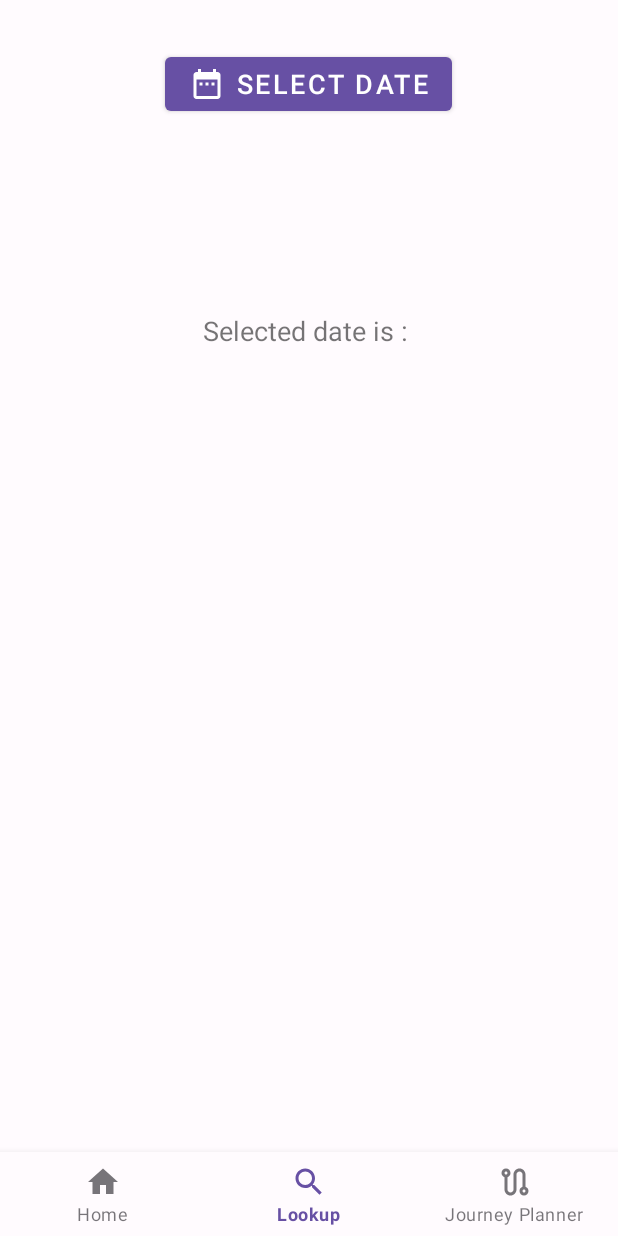
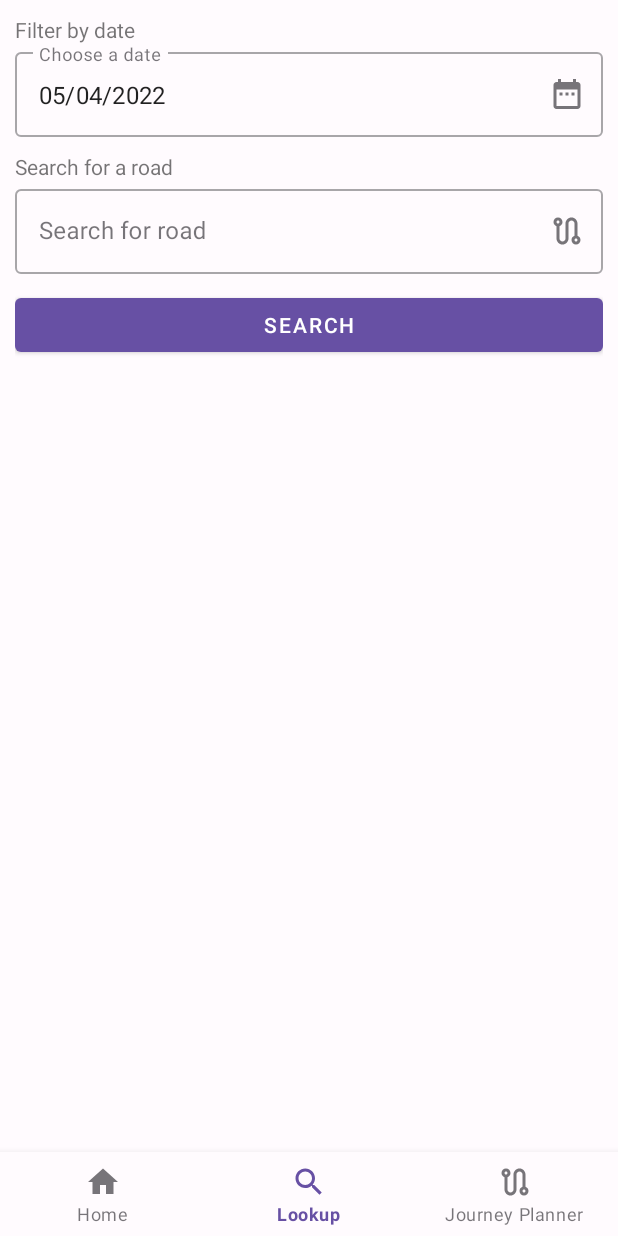
Before and after one commit to J-JohnWills/TrafficScotland, an Android app: the LookupController screen opened through its navigation route, on a phone screen of 412 x 824 dp. Run offline under Robolectric (Android 15) with nearby library versions, the phone set to English and light mode, and no system bars; our stand-ins replace navigation-ui; 3 statements that could not run were skipped.

Commit message:
Misc changes and fixes in project

```diff
--- a/app/src/main/java/jjwilliams/trafficscotland/controllers/HomeController.java
+++ b/app/src/main/java/jjwilliams/trafficscotland/controllers/HomeController.java
@@ -25,6 +25,7 @@ import java.util.stream.Collectors;
 
 import jjwilliams.trafficscotland.R;
 import jjwilliams.trafficscotland.adapters.HomeListAdapter;
+import jjwilliams.trafficscotland.adapters.TestAdapter;
 import jjwilliams.trafficscotland.data.TrafficScotlandController;
 import jjwilliams.trafficscotland.models.TrafficScotlandFeed;
 import jjwilliams.trafficscotland.models.TrafficScotlandItem;
@@ -109,14 +110,17 @@ public class HomeController extends Fragment {
 
         trafficScotlandFeed = controller.getPlannedRoadworks();
         trafficScotlandItems.addAll(trafficScotlandFeed.getTrafficScotlandItems());
+
+        Log.e("yo", trafficScotlandItems.toString());
       } catch (Exception e) {
         e.printStackTrace();
       }
 
       handler.post(() -> {
-        // Ui thread
         HomeListAdapter adapter = new HomeListAdapter(this.getContext(), trafficScotlandItems);
         listView.setAdapter(adapter);
+//        TestAdapter testAdapter = new TestAdapter(this.getContext(), trafficScotlandItems);
+//        listView.setAdapter(testAdapter);
       });
     });
   }
--- a/app/src/main/java/jjwilliams/trafficscotland/controllers/LookupController.java
+++ b/app/src/main/java/jjwilliams/trafficscotland/controllers/LookupController.java
@@ -2,57 +2,88 @@ package jjwilliams.trafficscotland.controllers;
 
 // Jamie Williams : S2029548
 
-import android.annotation.SuppressLint;
 import android.os.Bundle;
 import android.view.LayoutInflater;
 import android.view.View;
 import android.view.ViewGroup;
 import android.widget.Button;
-import android.widget.TextView;
+import android.widget.ListView;
+import android.widget.Toast;
+import android.widget.ViewSwitcher;
 
 import androidx.annotation.NonNull;
 import androidx.fragment.app.Fragment;
 
+import com.google.android.material.datepicker.CalendarConstraints;
 import com.google.android.material.datepicker.MaterialDatePicker;
 import com.google.android.material.datepicker.MaterialPickerOnPositiveButtonClickListener;
+import com.google.android.material.textfield.TextInputEditText;
+
+import java.text.SimpleDateFormat;
+import java.util.Calendar;
+import java.util.Date;
+import java.util.Locale;
+import java.util.TimeZone;
 
 import jjwilliams.trafficscotland.R;
+import jjwilliams.trafficscotland.helpers.DatePickerHelper;
 
 public class LookupController extends Fragment {
 
-  private Button pickDateButton;
-  private TextView showSelectedDateText;
+
+  // Layout
+  private ViewSwitcher viewSwitcher;
+  // View 1
+  private Button searchButton;
+  private TextInputEditText dateInput;
+  // View 2
+  private Button returnbutton;
+  private ListView listView;
 
   public View onCreateView(@NonNull LayoutInflater inflater,
                            ViewGroup container, Bundle savedInstanceState) {
 
     View root = inflater.inflate(R.layout.fragment_lookup, container, false);
+    // Layout
+    viewSwitcher = root.findViewById(R.id.lookup_view_switch);
+    // View 1
+    searchButton = root.findViewById(R.id.lookup_button_search);
+    dateInput = root.findViewById(R.id.lookup_date_field);
 
-    // Register the textview and button
-    pickDateButton = root.findViewById(R.id.pick_date_button);
-    showSelectedDateText = root.findViewById(R.id.show_selected_date);
 
-    // Create instance of material date picker builder
-    MaterialDatePicker.Builder materialDateBuilder = MaterialDatePicker.Builder.datePicker();
+    // View 2
+    returnbutton = root.findViewById(R.id.lookup_button_return);
+    listView = root.findViewById(R.id.lookup_list_view);
 
-    // Define the properties of the materialDateBuilder
-    materialDateBuilder.setTitleText("SELECT A DATE");
+    // DatePicker
+    DatePickerHelper pickerHelper = new DatePickerHelper(dateInput);
+    MaterialDatePicker<Long> datePicker = pickerHelper.buildPicker(dateInput);
+    dateInput.setText(pickerHelper.today());
 
-    // create instance of the datePicker
-    final MaterialDatePicker materialDatePicker = materialDateBuilder.build();
+    // OnClicks
+    searchButton.setOnClickListener(view -> viewSwitcher.showNext());
 
-    // handle select date button which opens the date picker
-    pickDateButton.setOnClickListener(new View.OnClickListener() {
-      @Override
-      public void onClick(View view) {
-        // getSupportFragmentManager()
-        materialDatePicker.show(getParentFragmentManager(), "Date picker");
+    returnbutton.setOnClickListener(view -> viewSwitcher.showPrevious());
+
+    dateInput.setOnClickListener(view -> datePicker.show(getParentFragmentManager(), "Date Picker"));
+
+    datePicker.addOnPositiveButtonClickListener(selection -> {
+      if (pickerHelper.validate(Long.parseLong(selection.toString()))) {
+        String dateString = datePicker.getHeaderText();
+        dateInput.setText(dateString);
+        // TODO: do stuff
+
+      } else {
+        Toast toast = Toast.makeText(getContext(),
+                "Select a date from today onwards",
+                Toast.LENGTH_LONG);
+        toast.show();
       }
     });
 
-    materialDatePicker.addOnPositiveButtonClickListener(selection -> showSelectedDateText.setText("Selected date is : " + materialDatePicker.getHeaderText()));
     return root;
   }
+
 
   @Override
   public void onDestroyView() {
--- /dev/null
+++ b/app/src/main/java/jjwilliams/trafficscotland/helpers/DatePickerHelper.java
@@ -0,0 +1,58 @@
+package jjwilliams.trafficscotland.helpers;
+
+import com.google.android.material.datepicker.CalendarConstraints;
+import com.google.android.material.datepicker.MaterialDatePicker;
+import com.google.android.material.textfield.TextInputEditText;
+
+import java.text.SimpleDateFormat;
+import java.util.Calendar;
+import java.util.Date;
+import java.util.Locale;
+import java.util.TimeZone;
+
+public class DatePickerHelper {
+
+  private TextInputEditText dateInput;
+  private long startDate;
+  private long endDate;
+  private Calendar calendar;
+
+  public DatePickerHelper(TextInputEditText dateInput) {
+    this.dateInput = dateInput;
+  }
+
+  public MaterialDatePicker<Long> buildPicker(TextInputEditText pDateInput) {
+    TextInputEditText dateInput = pDateInput;
+    dateInput.setKeyListener(null);
+
+    // Calender
+    calendar = Calendar.getInstance(Locale.ENGLISH);
+    startDate = calendar.getTimeInMillis();
+    calendar.roll(Calendar.MONTH, 1);
+    endDate = calendar.getTimeInMillis();
+
+    CalendarConstraints.Builder constraintsBuilder = new CalendarConstraints.Builder();
+    constraintsBuilder.setStart(startDate);
+    constraintsBuilder.setEnd(endDate);
+
+    // Datepicker builder
+    MaterialDatePicker.Builder<Long> dateBuilder = MaterialDatePicker.Builder.datePicker();
+    dateBuilder.setTitleText("Choose a date");
+    dateBuilder.setCalendarConstraints(constraintsBuilder.build());
+    dateBuilder.setSelection(startDate);
+
+    // Build and return the datepicker
+    return dateBuilder.build();
+  }
+
+  public String today() {
+    SimpleDateFormat dateFormat = new SimpleDateFormat("dd/MM/yyyy", Locale.ENGLISH);
+//    dateFormat.setTimeZone(TimeZone.getTimeZone("UTC"));
+    Date today = Calendar.getInstance().getTime();
+    return dateFormat.format(today);
+  }
+
+  public boolean validate(long dateToValidate) {
+    return dateToValidate > startDate;
+  }
+}
--- /dev/null
+++ b/app/src/main/res/drawable/ic_baseline_keyboard_return_24.xml
@@ -0,0 +1,10 @@
+<vector xmlns:android="http://schemas.android.com/apk/res/android"
+    android:width="24dp"
+    android:height="24dp"
+    android:viewportWidth="24"
+    android:viewportHeight="24"
+    android:tint="?attr/colorControlNormal">
+  <path
+      android:fillColor="@android:color/white"
+      android:pathData="M19,7v4H5.83l3.58,-3.59L8,6l-6,6 6,6 1.41,-1.41L5.83,13H21V7z"/>
+</vector>
--- a/app/src/main/res/layout/fragment_home.xml
+++ b/app/src/main/res/layout/fragment_home.xml
@@ -6,7 +6,6 @@
     android:layout_width="match_parent"
     android:layout_height="match_parent"
     android:padding="20dp">
-
 
     <com.google.android.material.textview.MaterialTextView
         android:id="@+id/text_view_select_incident_type"
--- a/app/src/main/res/layout/fragment_lookup.xml
+++ b/app/src/main/res/layout/fragment_lookup.xml
@@ -1,30 +1,106 @@
-<?xml version="1.0" encoding="utf-8"?>
-<LinearLayout xmlns:android="http://schemas.android.com/apk/res/android"
+<?xml version="1.0" encoding="utf-8"?><!--Jamie Williams : S2029548-->
+
+<ViewSwitcher xmlns:android="http://schemas.android.com/apk/res/android"
     xmlns:app="http://schemas.android.com/apk/res-auto"
     xmlns:tools="http://schemas.android.com/tools"
+    android:id="@+id/lookup_view_switch"
+    android:layout_width="fill_parent"
+    android:layout_height="fill_parent">
+
+    <androidx.constraintlayout.widget.ConstraintLayout
+        android:id="@+id/lookup_view1"
         android:layout_width="match_parent"
         android:layout_height="match_parent"
         android:orientation="vertical"
+        android:padding="10dp"
         tools:context=".controllers.LookupController">
 
+        <com.google.android.material.textview.MaterialTextView
+            android:id="@+id/lookup_text_view_filter_by_date"
+            android:layout_width="match_parent"
+            android:layout_height="wrap_content"
+            android:text="Filter by date"
+            app:layout_constraintTop_toTopOf="parent" />
+
+        <com.google.android.material.textfield.TextInputLayout
+            android:id="@+id/lookup_date_layout"
+            style="@style/Widget.MaterialComponents.TextInputLayout.OutlinedBox"
+            android:layout_width="match_parent"
+            android:layout_height="wrap_content"
+            app:endIconDrawable="@drawable/ic_baseline_date_range_24"
+            app:endIconMode="custom"
+            app:errorEnabled="false"
+            app:layout_constraintTop_toBottomOf="@+id/lookup_text_view_filter_by_date">
+
+            <com.google.android.material.textfield.TextInputEditText
+                android:id="@+id/lookup_date_field"
+                android:layout_width="match_parent"
+                android:layout_height="wrap_content"
+                android:hint="Choose a date"
+                android:inputType="date"
+                android:singleLine="true"
+                android:visibility="visible" />
+        </com.google.android.material.textfield.TextInputLayout>
+
+        <com.google.android.material.textview.MaterialTextView
+            android:id="@+id/lookup_text_view_search_road"
+            android:layout_width="match_parent"
+            android:layout_height="wrap_content"
+            android:paddingTop="10dp"
+            android:text="Search for a road"
+            app:layout_constraintTop_toBottomOf="@+id/lookup_date_layout" />
+
+        <com.google.android.material.textfield.TextInputLayout
+            android:id="@+id/lookup_search_layout"
+            style="@style/Widget.MaterialComponents.TextInputLayout.OutlinedBox"
+            android:layout_width="match_parent"
+            android:layout_height="wrap_content"
+            app:endIconDrawable="@drawable/outline_route_2_24"
+            app:endIconMode="custom"
+            app:errorEnabled="false"
+            app:layout_constraintTop_toBottomOf="@id/lookup_text_view_search_road">
+
+            <com.google.android.material.textfield.TextInputEditText
+                android:id="@+id/lookup_search_field"
+                android:layout_width="match_parent"
+                android:layout_height="wrap_content"
+                android:hint="Search for road"
+                android:inputType="text"
+                android:singleLine="true"
+                android:visibility="visible" />
+        </com.google.android.material.textfield.TextInputLayout>
+
         <Button
-        android:id="@+id/pick_date_button"
-        android:layout_width="wrap_content"
+            android:id="@+id/lookup_button_search"
+            android:layout_width="match_parent"
             android:layout_height="wrap_content"
-        android:layout_gravity="center"
-        android:layout_marginTop="32dp"
-        android:text="Select date"
-        android:textSize="18sp"
-        app:icon="@drawable/ic_baseline_date_range_24" />
+            android:layout_marginTop="10dp"
+            android:text="Search"
+            app:layout_constraintTop_toBottomOf="@+id/lookup_search_layout" />
+    </androidx.constraintlayout.widget.ConstraintLayout>
 
-    <TextView
-        android:id="@+id/show_selected_date"
-        android:layout_width="wrap_content"
-        android:layout_height="wrap_content"
-        android:layout_gravity="center"
-        android:layout_marginTop="128dp"
-        android:text="Selected date is : "
-        android:textSize="18sp" />
+    <androidx.constraintlayout.widget.ConstraintLayout
+        android:layout_width="match_parent"
+        android:layout_height="match_parent"
+        android:id="@+id/lookup_view2"
+        >
 
 
-</LinearLayout>
+        <Button
+            android:layout_width="match_parent"
+            android:layout_height="wrap_content"
+            android:id="@+id/lookup_button_return"
+            app:layout_constraintTop_toTopOf="parent"
+            style="@style/Widget.MaterialComponents.Button.Icon"
+            app:icon="@drawable/ic_baseline_keyboard_return_24"
+            android:text="Back to search"
+            />
+
+        <ListView
+            android:layout_width="match_parent"
+            android:layout_height="wrap_content"
+            android:id="@+id/lookup_list_view"
+            app:layout_constraintTop_toBottomOf="@id/lookup_button_return"
+            />
+    </androidx.constraintlayout.widget.ConstraintLayout>
+</ViewSwitcher>
--- a/app/src/main/res/layout/traffic_scotland_item_card.xml
+++ b/app/src/main/res/layout/traffic_scotland_item_card.xml
@@ -9,7 +9,6 @@
     android:elevation="6dp"
     app:cardBackgroundColor="@color/md_theme_light_primary"
     app:cardCornerRadius="25dp">
-
 
     <LinearLayout
         android:layout_width="match_parent"
```
Also changed, not shown: app/src/main/java/jjwilliams/trafficscotland/adapters/TestAdapter.java (added, +55 -0 lines), app/src/main/java/jjwilliams/trafficscotland/controllers/JourneyPlannerController.java (+8 -0 lines), app/src/main/java/jjwilliams/trafficscotland/data/TrafficScotlandPullParser.java (+12 -1 lines), app/src/main/java/jjwilliams/trafficscotland/helpers/DateHelper.java (added, +37 -0 lines), app/src/main/java/jjwilliams/trafficscotland/helpers/DateHelpers.java (+0 -26 lines), app/src/main/java/jjwilliams/trafficscotland/models/TrafficScotlandCoordinates.java (+27 -1 lines), app/src/main/java/jjwilliams/trafficscotland/models/TrafficScotlandItem.java (+6 -4 lines), app/src/main/res/layout/list_view_item.xml (added, +41 -0 lines), app/src/main/res/drawable/ic_launcher_foreground.xml (renamed from app/src/main/res/drawable-v24/ic_launcher_foreground.xml). Lines whose indentation alone changed are shown as unchanged.
